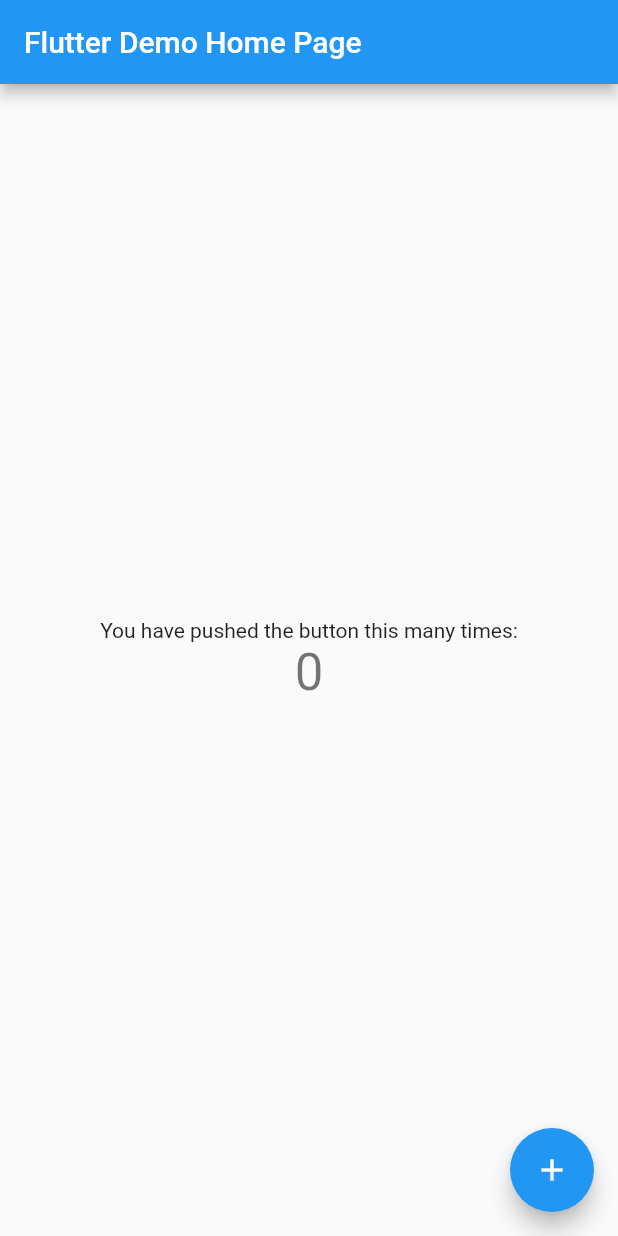
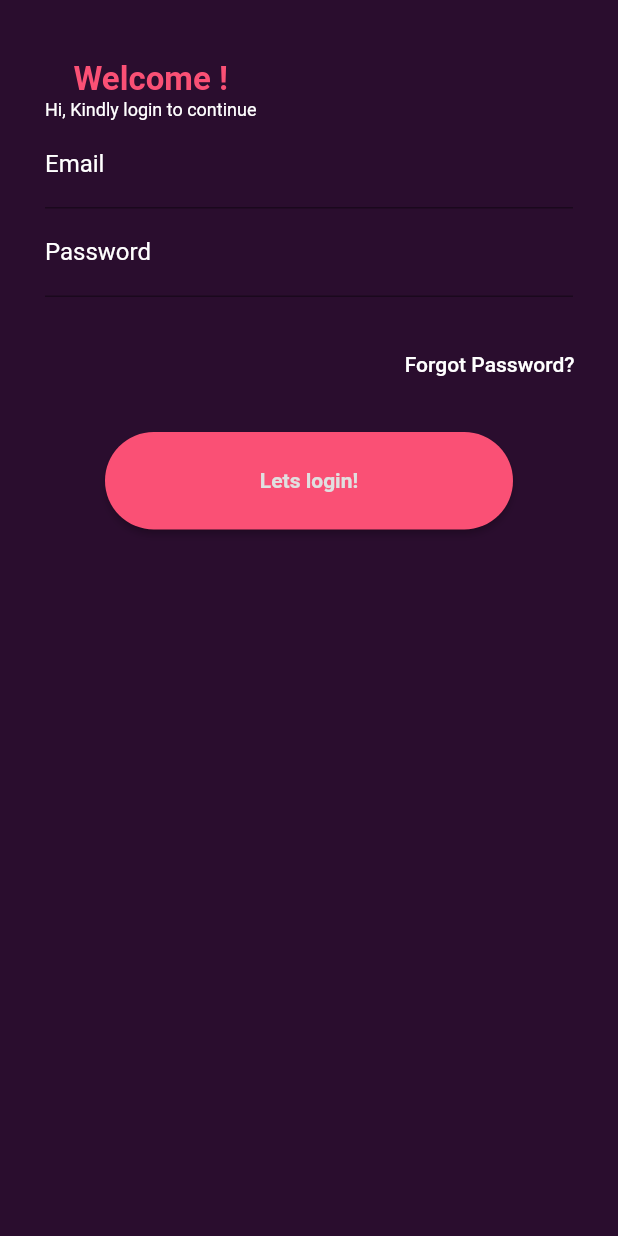
Before and after one commit to dannyy21/test, a Flutter app: the screen it shows after launch, on a phone screen of 412 x 824 dp. Run offline on Flutter 3.47's test engine with Material 2 defaults, Android fonts, the phone set to English and light mode, and no system bars; our stand-ins replace equatable, firebase_auth, firebase_core, flutter_bloc; accounts and stored records are empty.

Commit message:
add files

```diff
--- a/lib/main.dart
+++ b/lib/main.dart
@@ -1,115 +1,24 @@
 import 'package:flutter/material.dart';
+import 'package:testingflutter/pages/LoginScreen.dart';
+import 'package:firebase_core/firebase_core.dart';
 
-void main() {
-  runApp(const MyApp());
+Future<void> main() async {
+  WidgetsFlutterBinding.ensureInitialized();
+  await Firebase.initializeApp();
+  runApp(MyApp());
 }
 
 class MyApp extends StatelessWidget {
   const MyApp({super.key});
 
-  // This widget is the root of your application.
   @override
   Widget build(BuildContext context) {
     return MaterialApp(
       title: 'Flutter Demo',
       theme: ThemeData(
-        // This is the theme of your application.
-        //
-        // Try running your application with "flutter run". You'll see the
-        // application has a blue toolbar. Then, without quitting the app, try
-        // changing the primarySwatch below to Colors.green and then invoke
-        // "hot reload" (press "r" in the console where you ran "flutter run",
-        // or simply save your changes to "hot reload" in a Flutter IDE).
-        // Notice that the counter didn't reset back to zero; the application
-        // is not restarted.
         primarySwatch: Colors.blue,
       ),
-      home: const MyHomePage(title: 'Flutter Demo Home Page'),
+      home: LoginScreen(),
     );
   }
 }
-
-class MyHomePage extends StatefulWidget {
-  const MyHomePage({super.key, required this.title});
-
-  // This widget is the home page of your application. It is stateful, meaning
-  // that it has a State object (defined below) that contains fields that affect
-  // how it looks.
-
-  // This class is the configuration for the state. It holds the values (in this
-  // case the title) provided by the parent (in this case the App widget) and
-  // used by the build method of the State. Fields in a Widget subclass are
-  // always marked "final".
-
-  final String title;
-
-  @override
-  State<MyHomePage> createState() => _MyHomePageState();
-}
-
-class _MyHomePageState extends State<MyHomePage> {
-  int _counter = 0;
-
-  void _incrementCounter() {
-    setState(() {
-      // This call to setState tells the Flutter framework that something has
-      // changed in this State, which causes it to rerun the build method below
-      // so that the display can reflect the updated values. If we changed
-      // _counter without calling setState(), then the build method would not be
-      // called again, and so nothing would appear to happen.
-      _counter++;
-    });
-  }
-
-  @override
-  Widget build(BuildContext context) {
-    // This method is rerun every time setState is called, for instance as done
-    // by the _incrementCounter method above.
-    //
-    // The Flutter framework has been optimized to make rerunning build methods
-    // fast, so that you can just rebuild anything that needs updating rather
-    // than having to individually change instances of widgets.
-    return Scaffold(
-      appBar: AppBar(
-        // Here we take the value from the MyHomePage object that was created by
-        // the App.build method, and use it to set our appbar title.
-        title: Text(widget.title),
-      ),
-      body: Center(
-        // Center is a layout widget. It takes a single child and positions it
-        // in the middle of the parent.
-        child: Column(
-          // Column is also a layout widget. It takes a list of children and
-          // arranges them vertically. By default, it sizes itself to fit its
-          // children horizontally, and tries to be as tall as its parent.
-          //
-          // Invoke "debug painting" (press "p" in the console, choose the
-          // "Toggle Debug Paint" action from the Flutter Inspector in Android
-          // Studio, or the "Toggle Debug Paint" command in Visual Studio Code)
-          // to see the wireframe for each widget.
-          //
-          // Column has various properties to control how it sizes itself and
-          // how it positions its children. Here we use mainAxisAlignment to
-          // center the children vertically; the main axis here is the vertical
-          // axis because Columns are vertical (the cross axis would be
-          // horizontal).
-          mainAxisAlignment: MainAxisAlignment.center,
-          children: <Widget>[
-            const Text(
-              'You have pushed the button this many times:',
-            ),
-            Text(
-              '$_counter',
-              style: Theme.of(context).textTheme.headline4,
-            ),
-          ],
-        ),
-      ),
-      floatingActionButton: FloatingActionButton(
-        onPressed: _incrementCounter,
-        tooltip: 'Increment',
-        child: const Icon(Icons.add),
-      ), // This trailing comma makes auto-formatting nicer for build methods.
-    );
-  }
-}
--- /dev/null
+++ b/lib/pages/LoginScreen.dart
@@ -0,0 +1,181 @@
+import 'package:firebase_auth/firebase_auth.dart';
+import 'package:flutter/material.dart';
+import 'package:firebase_core/firebase_core.dart';
+
+import 'HomeScreen.dart';
+
+class LoginScreen extends StatefulWidget {
+  @override
+  State<LoginScreen> createState() => _LoginScreenState();
+}
+
+class _LoginScreenState extends State<LoginScreen> {
+  final TextEditingController _emailController = TextEditingController();
+  final TextEditingController _passwordController = TextEditingController();
+  final FirebaseAuth _firebaseAuth = FirebaseAuth.instance;
+
+  @override
+  Widget build(BuildContext context) {
+    return Scaffold(
+        body: Container(
+      color: Color(0xff2A0D2E),
+      child: Container(
+        // padding: EdgeInsets.all(10),
+        child: ListView(
+          children: <Widget>[
+            Align(
+              alignment: Alignment.centerLeft,
+              child: Image.asset(
+                'assets/images/loginscreen.png',
+              ),
+            ),
+            Container(
+                // alignment: Alignment.center,
+                // padding: EdgeInsets.all(10),
+                margin: const EdgeInsets.only(top: 40),
+                child: Align(
+                    alignment: Alignment.centerLeft,
+                    child: Padding(
+                      padding: const EdgeInsets.only(left: 30),
+                      child: Column(
+                        // mainAxisAlignment: MainAxisAlignment.start,
+                        children: [
+                          Text(
+                            "Welcome !",
+                            style: TextStyle(
+                                color: Color(0xFFFA5075),
+                                fontWeight: FontWeight.w700,
+                                fontSize: 22),
+                          ),
+                          Text(
+                            "Hi, Kindly login to continue",
+                            style: TextStyle(
+                                color: Colors.white,
+                                fontWeight: FontWeight.w400,
+                                fontSize: 12),
+                          ),
+                        ],
+                      ),
+                    ))),
+
+            Container(
+              padding: EdgeInsets.only(left: 30, right: 30),
+              child: TextField(
+                style: TextStyle(color: Colors.white),
+                controller: _emailController,
+                decoration: InputDecoration(
+                  border: UnderlineInputBorder(
+                    borderSide: BorderSide(
+                      color: Color(0xFFFA5075),
+                      width: 1,
+                    ),
+                  ),
+                  labelText: "Email",
+                  labelStyle: TextStyle(color: Colors.white),
+                ),
+              ),
+            ),
+            Container(
+              padding: EdgeInsets.only(left: 30, right: 30),
+              child: TextField(
+                style: TextStyle(color: Colors.white),
+                controller: _passwordController,
+                obscureText: true,
+                decoration: InputDecoration(
+                  border: UnderlineInputBorder(
+                    borderSide: BorderSide(
+                      color: Color(0xFFFA5075),
+                      width: 1,
+                    ),
+                  ),
+                  labelText: "Password",
+                  labelStyle: TextStyle(color: Colors.white),
+                ),
+              ),
+            ),
+
+            Padding(
+              padding: EdgeInsets.all(21),
+              child: Align(
+                alignment: Alignment.bottomRight,
+                child: TextButton(
+                  child: Text('Forgot Password?',
+                      style: TextStyle(color: Colors.white)),
+                  onPressed: () {},
+                ),
+              ),
+            ),
+
+            Container(
+              height: 65,
+              padding: EdgeInsets.only(right: 70, left: 70),
+              child: ElevatedButton(
+                style: raisedButtonStyle,
+                child: Text(
+                  "Lets login!",
+                  style: TextStyle(fontWeight: FontWeight.w700, fontSize: 14),
+                ),
+                onPressed: () async {
+                  await _firebaseAuth
+                      .signInWithEmailAndPassword(
+                          email: _emailController.text,
+                          password: _passwordController.text)
+                      .then((value) => Navigator.of(context).pushReplacement(
+                          MaterialPageRoute(
+                              builder: (context) => HomeScreen())));
+                },
+              ),
+            ),
+
+            // Padding(
+            //   padding: const EdgeInsets.only(top: 20.0, bottom: 5.0),
+            //   child: Center(
+            //       child: Text(
+            //     "Don't have an account? ",
+            //     style: TextStyle(color: Colors.white),
+            //   )),
+            // ),
+            // Center(
+            //   child: GestureDetector(
+            //     onTap: () {
+            //       Navigator.push(
+            //         context,
+            //         MaterialPageRoute(builder: (context) => RegisterScreen()),
+            //       );
+            //     },
+            //     child: Text(
+            //       'Create Account',
+            //       style: TextStyle(
+            //           // fontSize: 12,
+            //           fontWeight: FontWeight.w700,
+            //           color: Color(0xFFFA5075)),
+            //     ),
+            //   ),
+            // ),
+            // Container(
+            //     height: 50,
+            //     padding: EdgeInsets.fromLTRB(10, 0, 10, 0),
+            //     child: ElevatedButton(
+            //         style: raisedButtonStyle,
+            //         child: Text("Register"),
+            //         onPressed: () async {
+            //           await _firebaseAuth.createUserWithEmailAndPassword(
+            //               email: _emailController.text,
+            //               password: _passwordController.text);
+            //         })),
+          ],
+        ),
+      ),
+    ));
+  }
+}
+
+final ButtonStyle raisedButtonStyle = ElevatedButton.styleFrom(
+  onPrimary: Colors.grey[300],
+  primary: Color(0xFFFA5075),
+  minimumSize: Size(88, 36),
+  padding: EdgeInsets.symmetric(horizontal: 16),
+  shape: RoundedRectangleBorder(
+    borderRadius: BorderRadius.circular(40),
+  ),
+);
```
Also changed, not shown: lib/blocs/app_blocs.dart (added, +19 -0 lines), lib/blocs/app_events.dart (added, +12 -0 lines), lib/blocs/app_states.dart (added, +25 -0 lines), lib/models/UserModel.dart (added, +20 -0 lines), lib/pages/HomeScreen.dart (added, +90 -0 lines), lib/routes/routename.dart (added, +9 -0 lines), lib/service/service.dart (added, +17 -0 lines), pubspec.yaml (+7 -17 lines), pubspec.lock, 4 other files.
